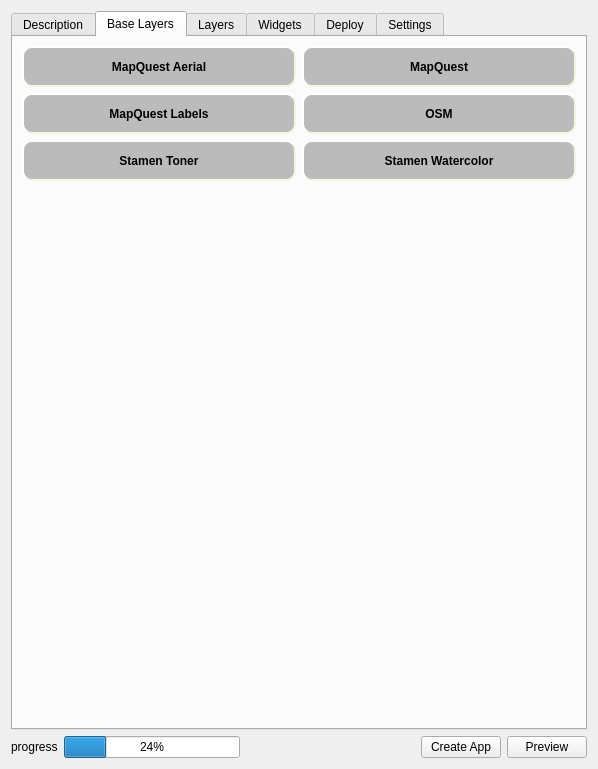
Qt form src/webappbuilder/ui_maindialog.ui (planetfederal/qgis-webappbuilder-plugin) before a commit.
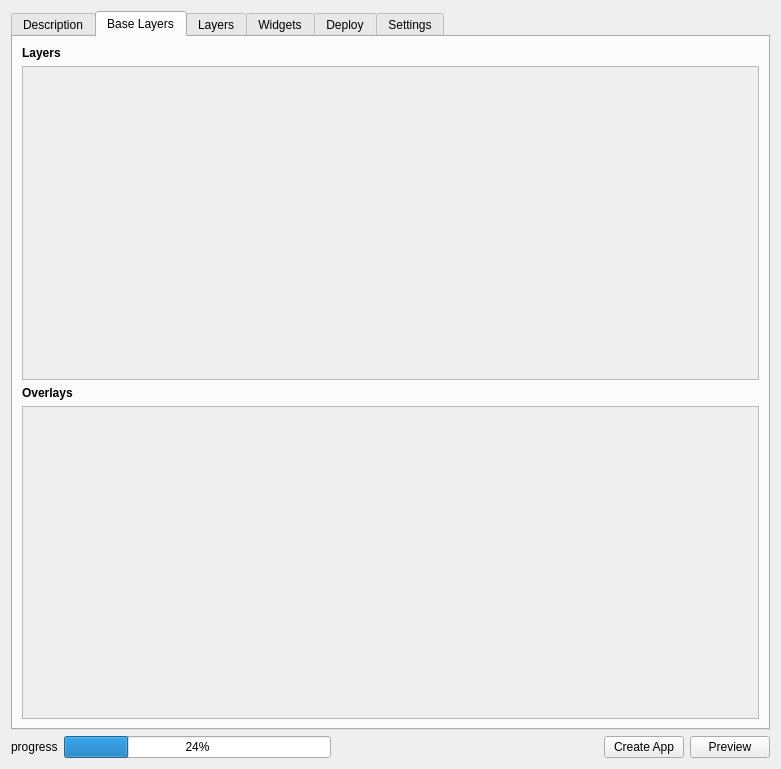
The same form after that commit. The open tabs and pages were chosen to show the change. Icons and pictures are not drawn.

Commit message:
more flexible mechanism for base layers
added new base layers and overlays

What changed in the file:
```diff
--- a/src/webappbuilder/ui_maindialog.ui
+++ b/src/webappbuilder/ui_maindialog.ui
@@ -6,7 +6,7 @@
    <rect>
     <x>0</x>
     <y>0</y>
-    <width>596</width>
+    <width>781</width>
     <height>769</height>
    </rect>
   </property>
@@ -165,269 +165,57 @@
       <attribute name="title">
        <string>Base Layers</string>
       </attribute>
-      <layout class="QGridLayout" name="gridLayout_4">
-       <item row="0" column="0">
-        <widget class="QToolButton" name="mapQuestAerialButton">
-         <property name="styleSheet">
-          <string notr="true">QToolButton {
-     background-color: #bbbbbb;
-     border-style: outset;
-     border-width: 2px;
-     border-radius: 10px;
-     border-color: beige;
-     font: bold;
-     min-width: 100px;
-	 max-width: 250px;
-	padding:10px;
- }
- QToolButton:checked {
-     background-color: #9ABEED;
-     border-style: inset;
- }</string>
-         </property>
+      <layout class="QVBoxLayout" name="verticalLayout_6">
+       <item>
+        <widget class="QLabel" name="label_17">
          <property name="text">
-          <string>MapQuest Aerial</string>
+          <string>&lt;b&gt;Layers&lt;/b&gt;</string>
          </property>
-         <property name="icon">
-          <iconset resource="resources.qrc">
-           <normaloff>:/plugins/qgis2ol/icons/mapquestaerial.png</normaloff>:/plugins/qgis2ol/icons/mapquestaerial.png</iconset>
-         </property>
-         <property name="iconSize">
-          <size>
-           <width>250</width>
-           <height>100</height>
-          </size>
-         </property>
-         <property name="checkable">
-          <bool>true</bool>
-         </property>
-         <property name="checked">
-          <bool>false</bool>
-         </property>
-         <property name="toolButtonStyle">
-          <enum>Qt::ToolButtonTextUnderIcon</enum>
-         </property>
         </widget>
        </item>
-       <item row="0" column="1">
-        <widget class="QToolButton" name="mapQuestButton">
-         <property name="styleSheet">
-          <string notr="true">QToolButton {
-     background-color: #bbbbbb;
-     border-style: outset;
-     border-width: 2px;
-     border-radius: 10px;
-     border-color: beige;
-     font: bold;
-     min-width: 100px;
-	 max-width: 250px;
-     padding: 10px;
- }
- QToolButton:checked {
-     background-color: #9ABEED;
-     border-style: inset;
- }</string>
-         </property>
-         <property name="text">
-          <string>MapQuest</string>
-         </property>
-         <property name="icon">
-          <iconset resource="resources.qrc">
-           <normaloff>:/plugins/qgis2ol/icons/mapquest.png</normaloff>:/plugins/qgis2ol/icons/mapquest.png</iconset>
-         </property>
-         <property name="iconSize">
-          <size>
-           <width>250</width>
-           <height>100</height>
-          </size>
-         </property>
-         <property name="checkable">
+       <item>
+        <widget class="QScrollArea" name="scrollArea">
+         <property name="widgetResizable">
           <bool>true</bool>
          </property>
-         <property name="toolButtonStyle">
-          <enum>Qt::ToolButtonTextUnderIcon</enum>
-         </property>
+         <widget class="QWidget" name="widgetBaseLayers">
+          <property name="geometry">
+           <rect>
+            <x>0</x>
+            <y>0</y>
+            <width>737</width>
+            <height>314</height>
+           </rect>
+          </property>
+          <layout class="QGridLayout" name="gridLayoutBaseLayers"/>
+         </widget>
         </widget>
        </item>
-       <item row="1" column="0">
-        <widget class="QToolButton" name="mapQuestLabelsButton">
-         <property name="styleSheet">
-          <string notr="true">QToolButton {
-     background-color: #bbbbbb;
-     border-style: outset;
-     border-width: 2px;
-     border-radius: 10px;
-     border-color: beige;
-     font: bold;
-     min-width: 100px;
-	 max-width: 250px;
-	padding:10px;
- }
- QToolButton:checked {
-     background-color: #9ABEED;
-     border-style: inset;
- }</string>
-         </property>
+       <item>
+        <widget class="QLabel" name="label_18">
          <property name="text">
-          <string>MapQuest Labels</string>
+          <string>&lt;b&gt;Overlays&lt;/b&gt;</string>
          </property>
-         <property name="icon">
-          <iconset resource="resources.qrc">
-           <normaloff>:/plugins/qgis2ol/icons/mapquestlabels.png</normaloff>:/plugins/qgis2ol/icons/mapquestlabels.png</iconset>
-         </property>
-         <property name="iconSize">
-          <size>
-           <width>250</width>
-           <height>100</height>
-          </size>
-         </property>
-         <property name="checkable">
-          <bool>true</bool>
-         </property>
-         <property name="checked">
-          <bool>false</bool>
-         </property>
-         <property name="toolButtonStyle">
-          <enum>Qt::ToolButtonTextUnderIcon</enum>
-         </property>
         </widget>
        </item>
-       <item row="1" column="1">
-        <widget class="QToolButton" name="osmButton">
-         <property name="styleSheet">
-          <string notr="true">QToolButton {
-     background-color: #bbbbbb;
-     border-style: outset;
-     border-width: 2px;
-     border-radius: 10px;
-     border-color: beige;
-     font: bold;
-     min-width: 100px;
-	 max-width: 250px;
-	padding:10px;
- }
- QToolButton:checked {
-     background-color: #9ABEED;
-     border-style: inset;
- }</string>
-         </property>
-         <property name="text">
-          <string>OSM</string>
-         </property>
-         <property name="icon">
-          <iconset resource="resources.qrc">
-           <normaloff>:/plugins/qgis2ol/icons/osm.png</normaloff>:/plugins/qgis2ol/icons/osm.png</iconset>
-         </property>
-         <property name="iconSize">
-          <size>
-           <width>250</width>
-           <height>100</height>
-          </size>
-         </property>
-         <property name="checkable">
+       <item>
+        <widget class="QScrollArea" name="scrollArea_2">
+         <property name="widgetResizable">
           <bool>true</bool>
          </property>
-         <property name="checked">
-          <bool>false</bool>
-         </property>
-         <property name="toolButtonStyle">
-          <enum>Qt::ToolButtonTextUnderIcon</enum>
-         </property>
+         <widget class="QWidget" name="widgetBaseOverlays">
+          <property name="geometry">
+           <rect>
+            <x>0</x>
+            <y>0</y>
+            <width>737</width>
+            <height>313</height>
+           </rect>
+          </property>
+          <layout class="QGridLayout" name="gridLayoutBaseOverlays"/>
+         </widget>
         </widget>
        </item>
-       <item row="2" column="0">
-        <widget class="QToolButton" name="stamenTonerButton">
-         <property name="styleSheet">
-          <string notr="true">QToolButton {
-     background-color: #bbbbbb;
-     border-style: outset;
-     border-width: 2px;
-     border-radius: 10px;
-     border-color: beige;
-     font: bold;
-     min-width: 100px;
-     max-width: 250px;
-     padding: 10px;
- }
- QToolButton:checked {
-     background-color: #9ABEED;
-     border-style: inset;
- }</string>
-         </property>
-         <property name="text">
-          <string>Stamen Toner</string>
-         </property>
-         <property name="icon">
-          <iconset resource="resources.qrc">
-           <normaloff>:/plugins/qgis2ol/icons/toner.png</normaloff>:/plugins/qgis2ol/icons/toner.png</iconset>
-         </property>
-         <property name="iconSize">
-          <size>
-           <width>250</width>
-           <height>100</height>
-          </size>
-         </property>
-         <property name="checkable">
-          <bool>true</bool>
-         </property>
-         <property name="toolButtonStyle">
-          <enum>Qt::ToolButtonTextUnderIcon</enum>
-         </property>
-        </widget>
-       </item>
-       <item row="2" column="1">
-        <widget class="QToolButton" name="stamenWatercolorButton">
-         <property name="styleSheet">
-          <string notr="true">QToolButton {
-     background-color: #bbbbbb;
-     border-style: outset;
-     border-width: 2px;
-     border-radius: 10px;
-     border-color: beige;
-     font: bold;
-     min-width: 100px;
-	 max-width: 250px;
-     padding: 10px;
- }
- QToolButton:checked {
-     background-color: #9ABEED;
-     border-style: inset;
- }</string>
-         </property>
-         <property name="text">
-          <string>Stamen Watercolor</string>
-         </property>
-         <property name="icon">
-          <iconset resource="resources.qrc">
-           <normaloff>:/plugins/qgis2ol/icons/watercolor.png</normaloff>:/plugins/qgis2ol/icons/watercolor.png</iconset>
-         </property>
-         <property name="iconSize">
-          <size>
-           <width>250</width>
-           <height>100</height>
-          </size>
-         </property>
-         <property name="checkable">
-          <bool>true</bool>
-         </property>
-         <property name="toolButtonStyle">
-          <enum>Qt::ToolButtonTextUnderIcon</enum>
-         </property>
-        </widget>
-       </item>
-       <item row="3" column="0">
-        <spacer name="verticalSpacer_2">
-         <property name="orientation">
-          <enum>Qt::Vertical</enum>
-         </property>
-         <property name="sizeHint" stdset="0">
-          <size>
-           <width>20</width>
-           <height>40</height>
-          </size>
-         </property>
-        </spacer>
-       </item>
       </layout>
      </widget>
      <widget class="QWidget" name="layersTab">
```
The commit also changes 35 other files.
